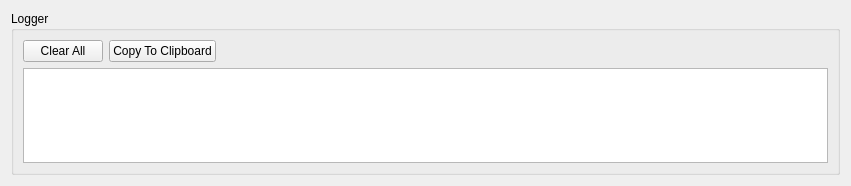
The window that res/designer/editors/loggereditorwidget.ui (tsalemink/neon) describes before a commit, drawn with Qt 5.
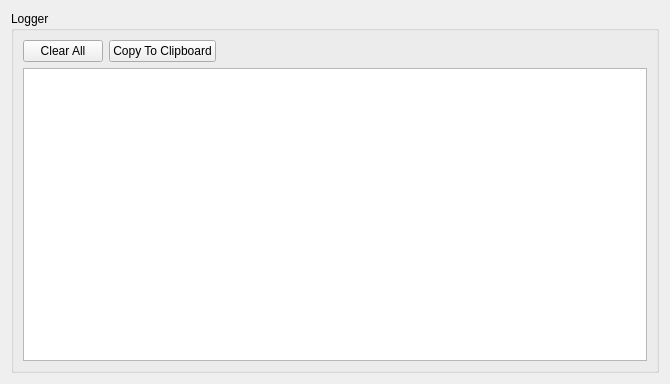
The same window after the commit.

```diff
--- a/res/designer/editors/loggereditorwidget.ui
+++ b/res/designer/editors/loggereditorwidget.ui
@@ -6,8 +6,8 @@
    <rect>
     <x>0</x>
     <y>0</y>
-    <width>851</width>
-    <height>186</height>
+    <width>670</width>
+    <height>384</height>
    </rect>
   </property>
   <property name="windowTitle">
```
